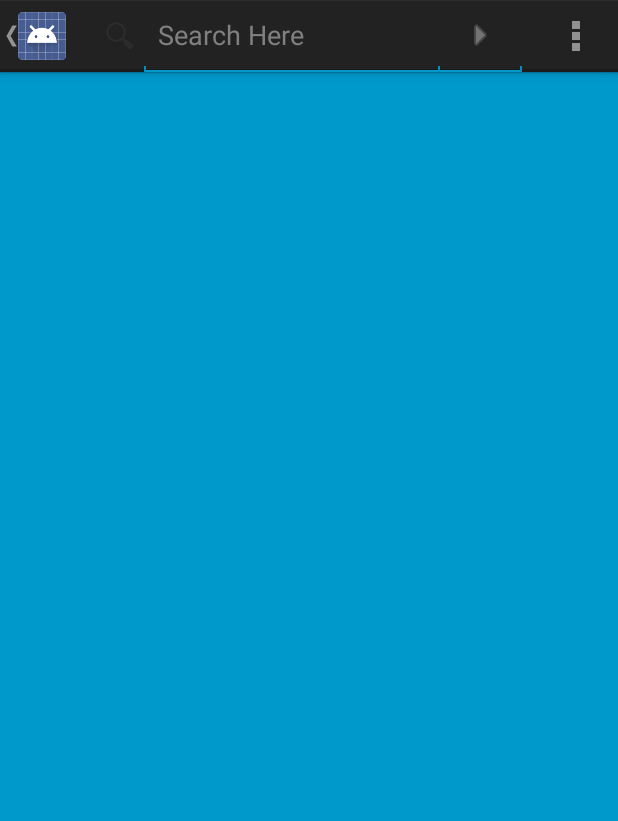
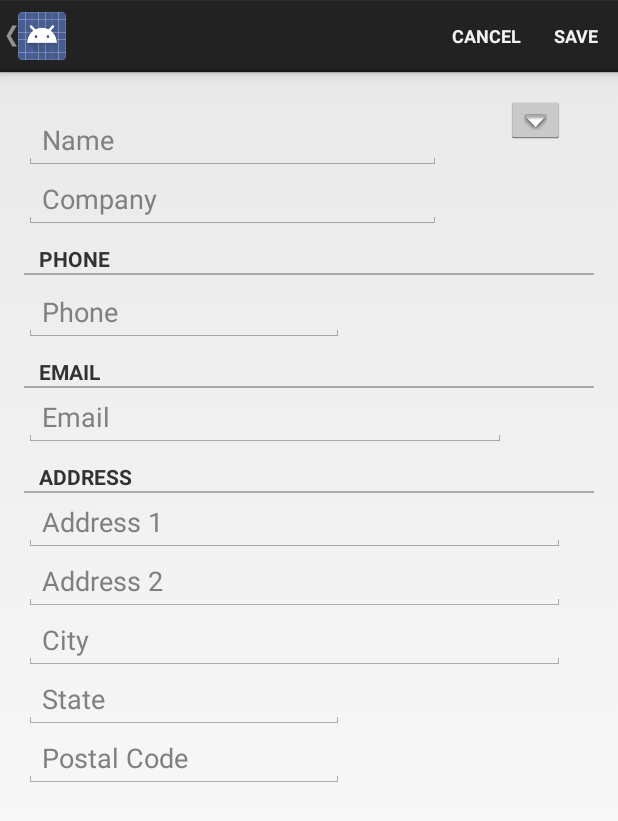
Before and after one commit to mike3215/Mobile-App, an Android app: the TenantLookupActivity screen opened directly, with no data from a screen before it, in the options menu, after a tap on "Add", on a phone screen of 412 x 824 dp. Shown: the top 821 px of the screen. Run offline under Robolectric (Android 15) with nearby library versions, the phone set to English and light mode, and no system bars; 2 statements that could not run were skipped.

Commit message:
changes to new tenant add button on lookup opens new tenant page

```diff
--- /dev/null
+++ b/SiteLinkMobileRestarted/app/src/main/java/citruscups/com/sitelinkmobile/activities/NewTenantActivity.java
@@ -0,0 +1,156 @@
+package citruscups.com.sitelinkmobile.activities;
+
+import android.app.ActionBar;
+import android.app.Activity;
+import android.os.Bundle;
+import android.text.Editable;
+import android.text.TextUtils;
+import android.text.TextWatcher;
+import android.view.Menu;
+import android.view.MenuItem;
+import android.view.View;
+import android.widget.EditText;
+import android.widget.ImageButton;
+import android.widget.RelativeLayout;
+import android.widget.TextView;
+import android.widget.Toast;
+
+import java.util.ArrayList;
+import java.util.Collection;
+
+import citruscups.com.sitelinkmobile.R;
+
+public class NewTenantActivity extends Activity
+{
+    private boolean mNameFieldDirty = false;
+    private boolean mNameFieldIgnoreEvents = false;
+
+    @Override
+    protected void onCreate(Bundle savedInstanceState)
+    {
+        super.onCreate(savedInstanceState);
+        setContentView(R.layout.activity_new_tenant);
+
+        ActionBar actionBar = getActionBar();
+        if (actionBar != null)
+        {
+            actionBar.setDisplayHomeAsUpEnabled(true);
+            actionBar.setDisplayShowTitleEnabled(false);
+        }
+
+        EditText name = (EditText) findViewById(R.id.name);
+        name.addTextChangedListener(new TextWatcher()
+        {
+            @Override
+            public void beforeTextChanged(CharSequence s, int start, int count, int after)
+            {
+
+            }
+
+            @Override
+            public void onTextChanged(CharSequence s, int start, int before, int count)
+            {
+                if (mNameFieldIgnoreEvents) return;
+
+                mNameFieldDirty = true;
+            }
+
+            @Override
+            public void afterTextChanged(Editable s)
+            {
+
+            }
+        });
+
+        ImageButton expand = (ImageButton) findViewById(R.id.expand_name);
+        expand.setOnClickListener(new View.OnClickListener()
+        {
+            @Override
+            public void onClick(View v)
+            {
+                TextView name = (TextView) findViewById(R.id.name);
+                TextView firstName = (TextView) findViewById(R.id.firstName);
+                TextView middleName = (TextView) findViewById(R.id.middleName);
+                TextView lastName = (TextView) findViewById(R.id.lastName);
+
+                RelativeLayout expandedView = (RelativeLayout) findViewById(R.id.expandedView);
+                if (expandedView.getVisibility() == View.VISIBLE)
+                {
+                    expandedView.setVisibility(View.GONE);
+                    final String first = firstName.getText().toString().trim();
+                    final String middle = middleName.getText().toString().trim();
+                    final String last = lastName.getText().toString().trim();
+
+                    Collection<String> buffer = new ArrayList<String>();
+                    if (first.length() > 0) buffer.add(first);
+                    if (middle.length() > 0) buffer.add(middle);
+                    if (last.length() > 0) buffer.add(last);
+                    mNameFieldIgnoreEvents = true;
+                    name.setText(TextUtils.join(" ", buffer));
+                    mNameFieldIgnoreEvents = false;
+                }
+                else
+                {
+                    expandedView.setVisibility(View.VISIBLE);
+                    if (!mNameFieldDirty) return;
+
+                    String nameParts[] = name.getText().toString().split(" ");
+                    switch (nameParts.length)
+                    {
+                        case 0:
+                            firstName.setText("");
+                            middleName.setText("");
+                            lastName.setText("");
+                            break;
+                        case 1:
+                            firstName.setText(nameParts[0]);
+                            middleName.setText("");
+                            lastName.setText("");
+                            break;
+                        case 2:
+                            firstName.setText(nameParts[0]);
+                            middleName.setText("");
+                            lastName.setText(nameParts[1]);
+                            break;
+                        case 3:
+                            firstName.setText(nameParts[0]);
+                            middleName.setText(nameParts[1]);
+                            lastName.setText(nameParts[2]);
+                            break;
+                    }
+
+                    mNameFieldIgnoreEvents = false;
+                }
+            }
+        });
+    }
+
+
+    @Override
+    public boolean onCreateOptionsMenu(Menu menu)
+    {
+        // Inflate the menu; this adds items to the action bar if it is present.
+        getMenuInflater().inflate(R.menu.new_tenant, menu);
+        return true;
+    }
+
+    @Override
+    public boolean onOptionsItemSelected(MenuItem item)
+    {
+        // Handle action bar item clicks here. The action bar will
+        // automatically handle clicks on the Home/Up button, so long
+        // as you specify a parent activity in AndroidManifest.xml.
+        int id = item.getItemId();
+        if (id == R.id.action_cancel)
+        {
+            finish();
+            return true;
+        }
+        else if (id == R.id.action_save)
+        {
+            Toast.makeText(NewTenantActivity.this, "Save", Toast.LENGTH_SHORT).show();
+        }
+
+        return super.onOptionsItemSelected(item);
+    }
+}
--- a/SiteLinkMobileRestarted/app/src/main/java/citruscups/com/sitelinkmobile/activities/TenantLookupActivity.java
+++ b/SiteLinkMobileRestarted/app/src/main/java/citruscups/com/sitelinkmobile/activities/TenantLookupActivity.java
@@ -3,6 +3,7 @@ package citruscups.com.sitelinkmobile.activities;
 import android.app.ActionBar;
 import android.app.Activity;
 import android.app.ProgressDialog;
+import android.content.Intent;
 import android.content.SharedPreferences;
 import android.os.AsyncTask;
 import android.os.Bundle;
@@ -26,12 +27,12 @@ import citruscups.com.sitelinkmobile.server.ServerStuff;
 
 public class TenantLookupActivity extends Activity implements SearchView.OnQueryTextListener
 {
+    ListView mainListView;
+    TenantLookupAdapter tenantLookupAdapter;
     private DataSet mDataSet;
     private ProgressDialog mProgressBar;
     private MenuItem mMenuItem;
     private SharedPreferences mSharedPreferences;
-    ListView mainListView;
-    TenantLookupAdapter tenantLookupAdapter;
 
     public DataSet getDataSet()
     {
@@ -50,7 +51,11 @@ public class TenantLookupActivity extends Activity implements SearchView.OnQuery
         setContentView(R.layout.activity_tenant_lookup);
 
         ActionBar actionBar = getActionBar();
-        actionBar.setDisplayHomeAsUpEnabled(true);
+        if (actionBar != null)
+        {
+            actionBar.setDisplayHomeAsUpEnabled(true);
+            actionBar.setDisplayShowTitleEnabled(false);
+        }
 
         mSharedPreferences = getSharedPreferences("citruscups.com.sitelinkmobile", MODE_PRIVATE);
 
@@ -122,8 +127,8 @@ public class TenantLookupActivity extends Activity implements SearchView.OnQuery
         switch (item.getItemId())
         {
             case R.id.action_add_tenant:
-                //addTenant(tenantId);
-                Toast.makeText(getApplicationContext(), "Add Tenant", Toast.LENGTH_SHORT).show();
+                Intent newTenantActivity = new Intent(this, NewTenantActivity.class);
+                startActivity(newTenantActivity);
                 return true;
             case R.id.action_search:
                 //search();
--- /dev/null
+++ b/SiteLinkMobileRestarted/app/src/main/res/layout/activity_new_tenant.xml
@@ -0,0 +1,262 @@
+<ScrollView
+    xmlns:android="http://schemas.android.com/apk/res/android"
+    android:layout_width="match_parent"
+    android:layout_height="match_parent">
+
+    <RelativeLayout xmlns:android="http://schemas.android.com/apk/res/android"
+                    xmlns:tools="http://schemas.android.com/tools"
+                    android:layout_width="match_parent"
+                    android:layout_height="match_parent"
+                    android:paddingBottom="@dimen/activity_vertical_margin"
+                    android:paddingLeft="@dimen/activity_horizontal_margin"
+                    android:paddingRight="@dimen/activity_horizontal_margin"
+                    android:paddingTop="@dimen/activity_vertical_margin"
+                    tools:context="citruscups.com.sitelinkmobile.activities.NewTenantActivity">
+
+        <LinearLayout
+            android:id="@+id/linearLayout"
+            android:layout_width="wrap_content"
+            android:layout_height="wrap_content">
+
+            <EditText
+                android:id="@+id/name"
+                android:layout_width="278dp"
+                android:layout_height="wrap_content"
+                android:layout_alignParentLeft="true"
+                android:layout_alignParentStart="true"
+                android:layout_alignParentTop="true"
+                android:layout_marginTop="10dp"
+                android:ems="10"
+                android:hint="Name"
+                android:inputType="textPersonName"/>
+
+        </LinearLayout>
+
+
+        <RelativeLayout
+            android:id="@+id/expandedView"
+            android:layout_width="wrap_content"
+            android:layout_height="wrap_content"
+            android:layout_alignEnd="@+id/view"
+            android:layout_alignLeft="@+id/linearLayout"
+            android:layout_alignRight="@+id/view"
+            android:layout_below="@+id/linearLayout"
+            android:visibility="gone">
+
+            <EditText
+                android:id="@+id/firstName"
+                android:layout_width="wrap_content"
+                android:layout_height="wrap_content"
+                android:layout_alignParentLeft="true"
+                android:layout_alignParentStart="true"
+                android:ems="10"
+                android:hint="First name"
+                android:singleLine="true"/>
+
+            <EditText
+                android:id="@+id/middleName"
+                android:layout_width="wrap_content"
+                android:layout_height="wrap_content"
+                android:layout_alignParentLeft="true"
+                android:layout_alignParentStart="true"
+                android:layout_below="@+id/firstName"
+                android:ems="10"
+                android:hint="Middle name"/>
+
+            <EditText
+                android:id="@+id/lastName"
+                android:layout_width="wrap_content"
+                android:layout_height="wrap_content"
+                android:layout_alignEnd="@+id/middleName"
+                android:layout_alignParentLeft="true"
+                android:layout_alignParentStart="true"
+                android:layout_alignRight="@+id/middleName"
+                android:layout_below="@+id/middleName"
+                android:hint="Last name"/>
+        </RelativeLayout>
+
+        <EditText
+            android:id="@+id/company"
+            android:layout_width="wrap_content"
+            android:layout_height="wrap_content"
+            android:layout_alignEnd="@+id/linearLayout"
+            android:layout_alignParentLeft="true"
+            android:layout_alignParentStart="true"
+            android:layout_alignRight="@+id/linearLayout"
+            android:layout_below="@+id/expandedView"
+            android:hint="Company"
+            android:visibility="visible"
+            />
+
+        <TextView
+            android:id="@+id/phoneView"
+            android:layout_width="wrap_content"
+            android:layout_height="wrap_content"
+            android:layout_alignParentLeft="true"
+            android:layout_alignParentStart="true"
+            android:layout_below="@+id/company"
+            android:layout_marginTop="10dp"
+            android:paddingLeft="10dp"
+            android:text="PHONE"
+            android:textAppearance="?android:attr/textAppearanceSmall"
+            android:textStyle="bold"/>
+
+        <View
+            android:id="@+id/view"
+            android:layout_width="fill_parent"
+            android:layout_height="1dp"
+            android:layout_below="@+id/phoneView"
+            android:background="@android:color/darker_gray"/>
+
+        <EditText
+            android:id="@+id/phone"
+            android:layout_width="wrap_content"
+            android:layout_height="wrap_content"
+            android:layout_alignParentLeft="true"
+            android:layout_alignParentStart="true"
+            android:layout_below="@+id/view"
+            android:layout_marginTop="5dp"
+            android:ems="10"
+            android:hint="Phone"
+            android:inputType="phone"
+            android:phoneNumber="true"/>
+
+        <TextView
+            android:id="@+id/emailView"
+            android:layout_width="wrap_content"
+            android:layout_height="wrap_content"
+            android:layout_alignLeft="@+id/phoneView"
+            android:layout_alignStart="@+id/phoneView"
+            android:layout_below="@+id/phone"
+            android:layout_marginTop="10dp"
+            android:paddingLeft="10dp"
+            android:text="EMAIL"
+            android:textAppearance="?android:attr/textAppearanceSmall"
+            android:textStyle="bold"/>
+
+        <View
+            android:id="@+id/view2"
+            android:layout_width="fill_parent"
+            android:layout_height="1dp"
+            android:layout_below="@+id/emailView"
+            android:background="@android:color/darker_gray"/>
+
+        <EditText
+            android:id="@+id/email"
+            android:layout_width="wrap_content"
+            android:layout_height="wrap_content"
+            android:layout_alignParentLeft="true"
+            android:layout_alignParentStart="true"
+            android:layout_below="@+id/view2"
+            android:layout_toLeftOf="@+id/expand_name"
+            android:layout_toStartOf="@+id/expand_name"
+            android:ems="10"
+            android:hint="Email"
+            android:inputType="textEmailAddress"/>
+
+        <EditText
+            android:id="@+id/address1"
+            android:layout_width="wrap_content"
+            android:layout_height="wrap_content"
+            android:layout_alignEnd="@+id/expand_name"
+            android:layout_alignParentLeft="true"
+            android:layout_alignParentStart="true"
+            android:layout_alignRight="@+id/expand_name"
+            android:layout_below="@+id/view3"
+            android:ems="10"
+            android:hint="Address 1"
+            android:inputType="textPostalAddress"/>
+
+        <TextView
+            android:id="@+id/addressView"
+            android:layout_width="wrap_content"
+            android:layout_height="wrap_content"
+            android:layout_alignParentLeft="true"
+            android:layout_alignParentStart="true"
+            android:layout_below="@+id/email"
+            android:layout_marginTop="10dp"
+            android:paddingLeft="10dp"
+            android:text="ADDRESS"
+            android:textAppearance="?android:attr/textAppearanceSmall"
+            android:textStyle="bold"/>
+
+        <View
+            android:id="@+id/view3"
+            android:layout_width="fill_parent"
+            android:layout_height="1dp"
+            android:layout_below="@+id/addressView"
+            android:background="@android:color/darker_gray"/>
+
+        <EditText
+            android:id="@+id/address2"
+            android:layout_width="wrap_content"
+            android:layout_height="wrap_content"
+            android:layout_alignEnd="@+id/address1"
+            android:layout_alignParentLeft="true"
+            android:layout_alignParentStart="true"
+            android:layout_alignRight="@+id/address1"
+            android:layout_below="@+id/address1"
+            android:ems="10"
+            android:hint="Address 2"
+            android:inputType="textPostalAddress"/>
+
+        <EditText
+            android:id="@+id/city"
+            android:layout_width="wrap_content"
+            android:layout_height="wrap_content"
+            android:layout_alignEnd="@+id/address2"
+            android:layout_alignParentLeft="true"
+            android:layout_alignParentStart="true"
+            android:layout_alignRight="@+id/address2"
+            android:layout_below="@+id/address2"
+            android:ems="10"
+            android:hint="City"
+            android:inputType="textPostalAddress"/>
+
+        <EditText
+            android:id="@+id/state"
+            android:layout_width="wrap_content"
+            android:layout_height="wrap_content"
+            android:layout_alignParentLeft="true"
+            android:layout_alignParentStart="true"
+            android:layout_below="@+id/city"
+            android:ems="10"
+            android:hint="State"
+            android:inputType="textPostalAddress"/>
+
+
+        <EditText
+            android:id="@+id/postalCode"
+            android:layout_width="wrap_content"
+            android:layout_height="wrap_content"
+            android:layout_alignParentLeft="true"
+            android:layout_alignParentStart="true"
+            android:layout_below="@+id/state"
+            android:ems="10"
+            android:hint="Postal Code"
+            android:inputType="textPostalAddress"/>
+
+        <ImageButton
+            android:id="@+id/expand_name"
+            android:layout_width="wrap_content"
+            android:layout_height="wrap_content"
+            android:layout_alignEnd="@+id/view"
+            android:layout_alignParentTop="true"
+            android:layout_alignRight="@+id/view"
+            android:layout_marginRight="19dp"
+            android:paddingTop="10dp"
+            android:src="@android:drawable/arrow_down_float"/>
+
+        Button
+        android:layout_width="wrap_content"
+        android:layout_height="wrap_content"
+        android:text="New Button"
+        android:id="@+id/button"
+        android:layout_marginTop="10dp"
+        android:layout_centerHorizontal="true"
+        android:layout_below="@id/postalCode"
+
+
+        />
+    </RelativeLayout>
+</ScrollView>
--- /dev/null
+++ b/SiteLinkMobileRestarted/app/src/main/res/menu/new_tenant.xml
@@ -0,0 +1,15 @@
+<menu xmlns:android="http://schemas.android.com/apk/res/android"
+      xmlns:tools="http://schemas.android.com/tools"
+      tools:context="citruscups.com.sitelinkmobile.activities.NewTenantActivity">
+    <item
+        android:id="@+id/action_cancel"
+        android:orderInCategory="100"
+        android:showAsAction="ifRoom"
+        android:title="Cancel"/>
+
+    <item
+        android:id="@+id/action_save"
+        android:orderInCategory="100"
+        android:showAsAction="ifRoom"
+        android:title="Save"/>
+</menu>
--- a/SiteLinkMobileRestarted/app/src/main/res/values/strings.xml
+++ b/SiteLinkMobileRestarted/app/src/main/res/values/strings.xml
@@ -11,5 +11,7 @@
     <string name="title_activity_tenant_lookup">Tenant Lookup</string>
     <string name="dummy_button">Dummy Button</string>
     <string name="dummy_content">DUMMY\nCONTENT</string>
+    <string name="title_activity_new_tenant">NewTenantActivity</string>
+    <string name="hello_world">Hello world!</string>
 
 </resources>
```
Also changed, not shown: SiteLinkMobileRestarted/app/src/main/AndroidManifest.xml (+7 -3 lines).
